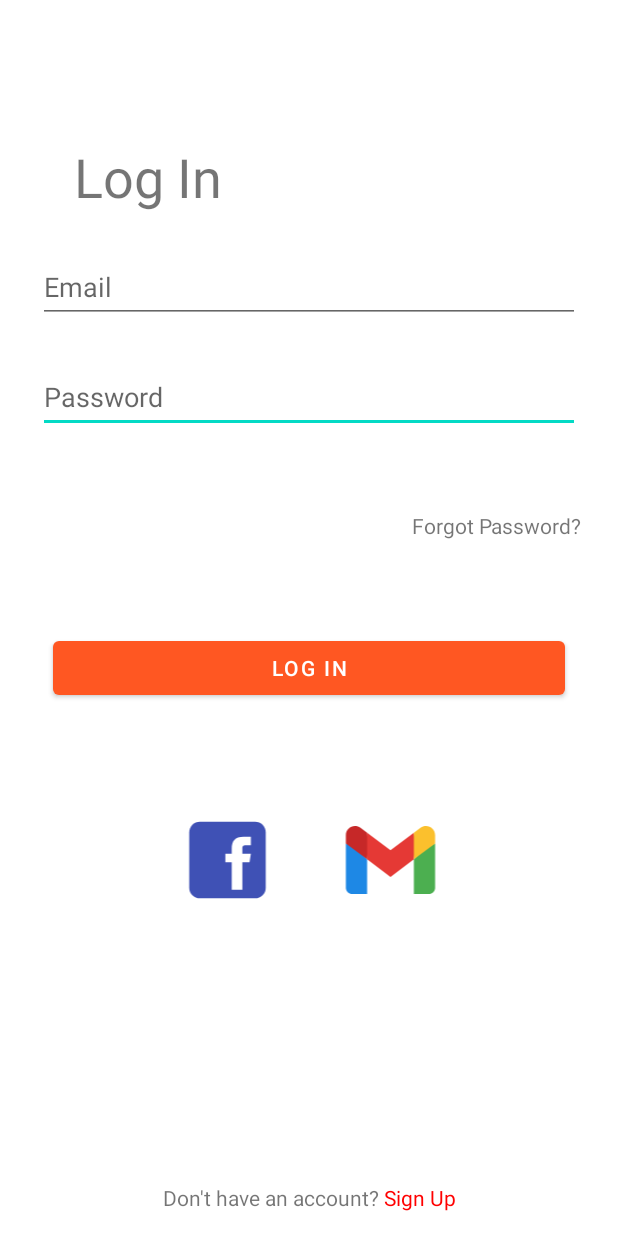
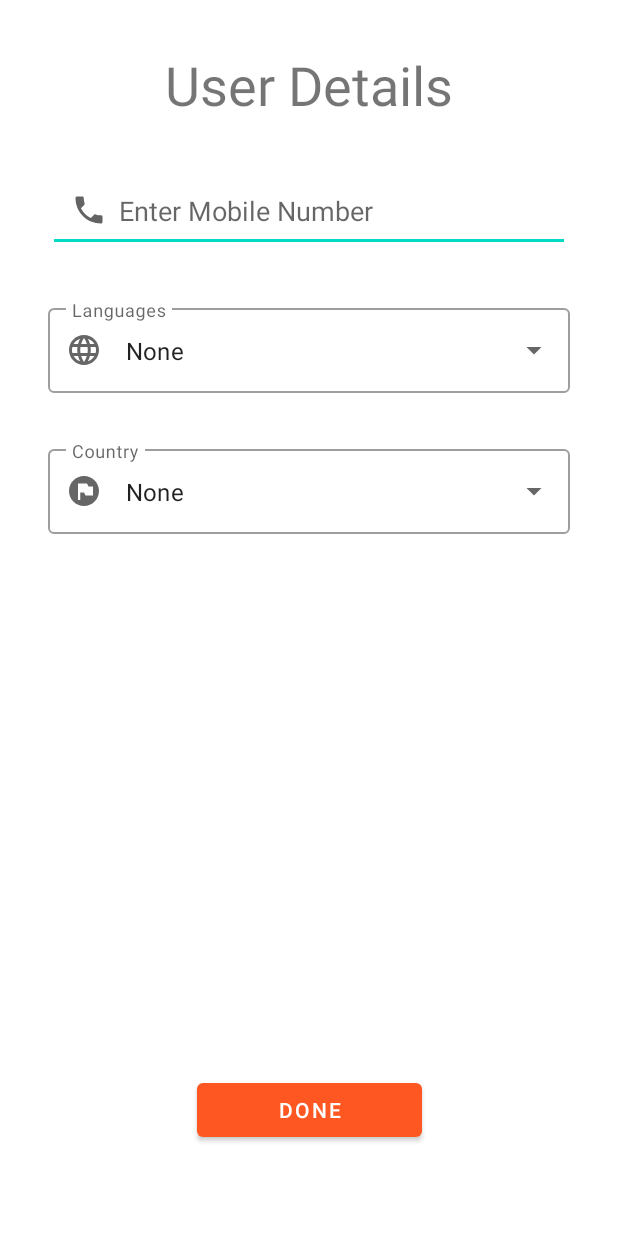
Before and after one commit to bhattshrey24/News-App-Using-Kotlin, an Android app: the screen it shows after launch (AuthenticationActivity before the commit, DetailsInputActivity after it), on a phone screen of 412 x 824 dp. Run offline under Robolectric (Android 15) with nearby library versions, the phone set to English and light mode, and no system bars.

Commit message:
added details Input page

```diff
--- a/app/src/main/java/com/example/newsappusingkotlin/AuthenticationActivity.kt
+++ b/app/src/main/java/com/example/newsappusingkotlin/AuthenticationActivity.kt
@@ -12,6 +12,7 @@ import com.google.firebase.auth.FirebaseAuth
 
 
 class AuthenticationActivity : AppCompatActivity() {
+
     private val binding: ActivityAuthenticationBinding by lazy {
         ActivityAuthenticationBinding.inflate(layoutInflater, null, false)
     }
--- /dev/null
+++ b/app/src/main/java/com/example/newsappusingkotlin/DetailsInputActivity.kt
@@ -0,0 +1,64 @@
+package com.example.newsappusingkotlin
+
+import android.os.Bundle
+import android.util.Log
+import android.widget.ArrayAdapter
+import androidx.appcompat.app.AppCompatActivity
+import com.example.newsappusingkotlin.databinding.ActivityDetailsInputBinding
+
+class DetailsInputActivity : AppCompatActivity() {
+
+    private val binding: ActivityDetailsInputBinding by lazy {
+        ActivityDetailsInputBinding.inflate(layoutInflater, null, false)
+    }
+
+    private lateinit var arrayAdapterForCountries: ArrayAdapter<String>
+    private lateinit var arrayAdapterForLanguages: ArrayAdapter<String>
+
+    private var selectedLanguage:String?="English"
+    private var selectedCountry:String?="India"
+
+    override fun onCreate(savedInstanceState: Bundle?) {
+        super.onCreate(savedInstanceState)
+        setContentView(binding.root)
+
+        setupDropDownMenus()
+
+        binding.buttonDetailsInputPage.setOnClickListener {
+            getInput(arrayAdapterForCountries, arrayAdapterForLanguages)
+        }
+
+    }
+
+    private fun setupDropDownMenus() {
+        val countries = resources.getStringArray(R.array.Countries)
+        val languages = resources.getStringArray(R.array.languages)
+        arrayAdapterForCountries =
+            ArrayAdapter(applicationContext, R.layout.dropdown_menu_item_for_lang, countries)
+        arrayAdapterForLanguages =
+            ArrayAdapter(applicationContext, R.layout.dropdown_menu_item_for_lang, languages)
+
+        binding.TvAutoCompleteForLanguage.setAdapter(arrayAdapterForLanguages)
+        binding.TvAutoCompleteForCountry.setAdapter(arrayAdapterForCountries)
+
+        binding.TvAutoCompleteForLanguage.setOnItemClickListener { adapterView, view, i, l ->
+            selectedLanguage = arrayAdapterForLanguages.getItem(i)
+            Log.d("Drop Down Menu", selectedLanguage.toString())
+        }
+
+        binding.TvAutoCompleteForCountry.setOnItemClickListener { adapterView, view, i, l ->
+            selectedCountry = arrayAdapterForCountries.getItem(i)
+            Log.d("Drop Down Menu", selectedCountry.toString())
+        }
+    }
+
+    private fun getInput(
+        arrayAdapterForCountries: ArrayAdapter<String>,
+        arrayAdapterForLanguages: ArrayAdapter<String>
+    ) {
+        // pass the selectedCountry and selectedLanguage to next page using bundle
+        val mobileNumber = binding.ETUsersMobileNumber.text
+        Log.d("Drop Down Menu", mobileNumber.toString())
+        // navigate to next screen
+    }
+}
--- a/app/src/main/java/com/example/newsappusingkotlin/SignUpFragment.kt
+++ b/app/src/main/java/com/example/newsappusingkotlin/SignUpFragment.kt
@@ -134,7 +134,6 @@ class SignUpFragment(myFragmentContainer: FrameLayout) : Fragment() {
                     //updateUI(user)
                 } else {
                     binding.signUpPageCircularProgressBar.visibility=View.GONE
-
                     Toast.makeText(
                         context, "Sign Up failed ${task.exception?.message} ",
                         Toast.LENGTH_LONG
--- a/app/src/main/java/com/example/newsappusingkotlin/SplashScreenActivity.kt
+++ b/app/src/main/java/com/example/newsappusingkotlin/SplashScreenActivity.kt
@@ -22,7 +22,6 @@ class SplashScreenActivity : AppCompatActivity() {
 
         //todo
         // put here the logic for pre loading stuff in cache(from the web/api) so that user don't have to wait again
-
 
         val sharedPreferences: SharedPreferences =
             getSharedPreferences(Constants.authSharedPrefKey, Context.MODE_PRIVATE)
--- a/app/src/main/java/com/example/newsappusingkotlin/data/models/User.kt
+++ b/app/src/main/java/com/example/newsappusingkotlin/data/models/User.kt
@@ -2,8 +2,10 @@ package com.example.newsappusingkotlin.data.models
 
 data class User(
     val id: String,// this is the id we get from firestore which well use to search for the user
+    val userEmail:String,
     val usersName: String,
     val nationality: String,// will take it while creating new user , will use this to show user only the news of his/her location in home tab
     val languagePreference:String,// will take it while creating new user
     val bookmarkedArticles: List<News>
+    // add userProfile pic property too since we are showing it in drawer
 )
--- /dev/null
+++ b/app/src/main/res/drawable/ic_flag_circular.xml
@@ -0,0 +1,5 @@
+<vector android:height="24dp" android:tint="#646363"
+    android:viewportHeight="24" android:viewportWidth="24"
+    android:width="24dp" xmlns:android="http://schemas.android.com/apk/res/android">
+    <path android:fillColor="@android:color/white" android:pathData="M12,2C6.48,2 2,6.48 2,12c0,5.52 4.48,10 10,10s10,-4.48 10,-10C22,6.48 17.52,2 12,2zM18,15h-5l-1,-2H9.5v5H8V7h6l1,2h3V15z"/>
+</vector>
--- /dev/null
+++ b/app/src/main/res/drawable/ic_language.xml
@@ -0,0 +1,5 @@
+<vector android:height="24dp" android:tint="#646363"
+    android:viewportHeight="24" android:viewportWidth="24"
+    android:width="24dp" xmlns:android="http://schemas.android.com/apk/res/android">
+    <path android:fillColor="@android:color/white" android:pathData="M11.99,2C6.47,2 2,6.48 2,12s4.47,10 9.99,10C17.52,22 22,17.52 22,12S17.52,2 11.99,2zM18.92,8h-2.95c-0.32,-1.25 -0.78,-2.45 -1.38,-3.56 1.84,0.63 3.37,1.91 4.33,3.56zM12,4.04c0.83,1.2 1.48,2.53 1.91,3.96h-3.82c0.43,-1.43 1.08,-2.76 1.91,-3.96zM4.26,14C4.1,13.36 4,12.69 4,12s0.1,-1.36 0.26,-2h3.38c-0.08,0.66 -0.14,1.32 -0.14,2 0,0.68 0.06,1.34 0.14,2L4.26,14zM5.08,16h2.95c0.32,1.25 0.78,2.45 1.38,3.56 -1.84,-0.63 -3.37,-1.9 -4.33,-3.56zM8.03,8L5.08,8c0.96,-1.66 2.49,-2.93 4.33,-3.56C8.81,5.55 8.35,6.75 8.03,8zM12,19.96c-0.83,-1.2 -1.48,-2.53 -1.91,-3.96h3.82c-0.43,1.43 -1.08,2.76 -1.91,3.96zM14.34,14L9.66,14c-0.09,-0.66 -0.16,-1.32 -0.16,-2 0,-0.68 0.07,-1.35 0.16,-2h4.68c0.09,0.65 0.16,1.32 0.16,2 0,0.68 -0.07,1.34 -0.16,2zM14.59,19.56c0.6,-1.11 1.06,-2.31 1.38,-3.56h2.95c-0.96,1.65 -2.49,2.93 -4.33,3.56zM16.36,14c0.08,-0.66 0.14,-1.32 0.14,-2 0,-0.68 -0.06,-1.34 -0.14,-2h3.38c0.16,0.64 0.26,1.31 0.26,2s-0.1,1.36 -0.26,2h-3.38z"/>
+</vector>
--- /dev/null
+++ b/app/src/main/res/drawable/ic_phone.xml
@@ -0,0 +1,5 @@
+<vector android:height="24dp" android:tint="#646363"
+    android:viewportHeight="24" android:viewportWidth="24"
+    android:width="24dp" xmlns:android="http://schemas.android.com/apk/res/android">
+    <path android:fillColor="@android:color/white" android:pathData="M6.62,10.79c1.44,2.83 3.76,5.14 6.59,6.59l2.2,-2.2c0.27,-0.27 0.67,-0.36 1.02,-0.24 1.12,0.37 2.33,0.57 3.57,0.57 0.55,0 1,0.45 1,1V20c0,0.55 -0.45,1 -1,1 -9.39,0 -17,-7.61 -17,-17 0,-0.55 0.45,-1 1,-1h3.5c0.55,0 1,0.45 1,1 0,1.25 0.2,2.45 0.57,3.57 0.11,0.35 0.03,0.74 -0.25,1.02l-2.2,2.2z"/>
+</vector>
--- /dev/null
+++ b/app/src/main/res/layout/activity_details_input.xml
@@ -0,0 +1,94 @@
+<?xml version="1.0" encoding="utf-8"?>
+<androidx.constraintlayout.widget.ConstraintLayout xmlns:android="http://schemas.android.com/apk/res/android"
+    xmlns:app="http://schemas.android.com/apk/res-auto"
+    xmlns:tools="http://schemas.android.com/tools"
+    android:layout_width="match_parent"
+    android:layout_height="match_parent"
+    tools:context=".DetailsInputActivity">
+
+    <Button
+        android:id="@+id/button_detailsInputPage"
+        android:layout_width="150dp"
+        android:layout_height="wrap_content"
+        android:text="Done"
+        android:layout_marginBottom="60dp"
+        app:layout_constraintBottom_toBottomOf="parent"
+        app:layout_constraintEnd_toEndOf="parent"
+        app:layout_constraintStart_toStartOf="parent" />
+
+
+    <EditText
+
+        android:id="@+id/ET_usersMobileNumber"
+        android:layout_width="match_parent"
+        android:layout_height="wrap_content"
+        android:layout_marginStart="32dp"
+        android:layout_marginTop="32dp"
+        android:layout_marginEnd="32dp"
+        android:ems="10"
+        android:hint="Enter Mobile Number"
+        android:drawablePadding="8dp"
+        android:drawableStart="@drawable/ic_phone"
+        android:inputType="phone"
+        android:padding="15dp"
+        app:layout_constraintStart_toStartOf="parent"
+        app:layout_constraintTop_toBottomOf="@+id/Tv_userDetailInputPage" />
+
+    <TextView
+        android:id="@+id/Tv_userDetailInputPage"
+        android:layout_width="wrap_content"
+        android:layout_height="wrap_content"
+        android:layout_marginTop="32dp"
+        android:text="User Details"
+        android:textSize="36sp"
+        app:layout_constraintEnd_toEndOf="parent"
+        app:layout_constraintStart_toStartOf="parent"
+        app:layout_constraintTop_toTopOf="parent" />
+
+    <com.google.android.material.textfield.TextInputLayout
+        style="@style/Widget.MaterialComponents.TextInputLayout.OutlinedBox.ExposedDropdownMenu"
+        android:layout_width="match_parent"
+        android:layout_height="wrap_content"
+        android:layout_marginStart="32dp"
+        android:layout_marginTop="32dp"
+        android:layout_marginEnd="32dp"
+        android:hint="Country"
+        app:layout_constraintEnd_toEndOf="parent"
+        app:layout_constraintStart_toStartOf="parent"
+        app:layout_constraintTop_toBottomOf="@+id/text_input_layout_for_lang"
+        app:startIconDrawable="@drawable/ic_flag_circular">
+
+        <AutoCompleteTextView
+            android:id="@+id/TvAutoCompleteForCountry"
+            android:layout_width="match_parent"
+            android:layout_height="match_parent"
+            android:layout_weight="1"
+            android:inputType="none"
+            android:text="None" />
+    </com.google.android.material.textfield.TextInputLayout>
+
+    <com.google.android.material.textfield.TextInputLayout
+        android:id="@+id/text_input_layout_for_lang"
+        style="@style/Widget.MaterialComponents.TextInputLayout.OutlinedBox.ExposedDropdownMenu"
+        android:layout_width="match_parent"
+        android:layout_height="wrap_content"
+        android:layout_marginStart="32dp"
+        android:layout_marginTop="32dp"
+        android:layout_marginEnd="32dp"
+        android:hint="Languages"
+        app:layout_constraintEnd_toEndOf="parent"
+        app:layout_constraintStart_toStartOf="parent"
+        app:layout_constraintTop_toBottomOf="@+id/ET_usersMobileNumber"
+        app:startIconDrawable="@drawable/ic_language">
+
+        <AutoCompleteTextView
+            android:id="@+id/TvAutoCompleteForLanguage"
+            android:layout_width="match_parent"
+            android:layout_height="match_parent"
+            android:layout_weight="1"
+            android:inputType="none"
+            android:text="None" />
+    </com.google.android.material.textfield.TextInputLayout>
+
+
+</androidx.constraintlayout.widget.ConstraintLayout>
--- /dev/null
+++ b/app/src/main/res/layout/dropdown_menu_item_for_lang.xml
@@ -0,0 +1,10 @@
+<TextView
+    xmlns:android="http://schemas.android.com/apk/res/android"
+    android:id="@+id/Tv_dropdownMenuForLang"
+    android:layout_width="match_parent"
+    android:layout_height="wrap_content"
+    android:text="Text"
+    android:textColor="@color/black"
+    android:textSize="16sp"
+    android:padding="8dp"
+   />
--- a/app/src/main/res/values/strings.xml
+++ b/app/src/main/res/values/strings.xml
@@ -2,4 +2,15 @@
     <string name="app_name">News App Using Kotlin</string>
     <!-- TODO: Remove or change this placeholder text -->
     <string name="hello_blank_fragment">Hello blank fragment</string>
+    <string-array name="languages">
+        <item>English</item>
+        <item>हिन्दी</item>
+        <item>日本語</item>
+    </string-array>
+    <string-array name="Countries">
+        <item>India</item>
+        <item>Japan</item>
+        <item>Europe</item>
+        <item>United States</item>
+    </string-array>
 </resources>
--- a/build.gradle
+++ b/build.gradle
@@ -6,7 +6,7 @@ buildscript {
 plugins {
     id 'com.android.application' version '7.1.2' apply false
     id 'com.android.library' version '7.1.2' apply false
-    id 'org.jetbrains.kotlin.android' version '1.6.10' apply false
+    id 'org.jetbrains.kotlin.android' version '1.6.20' apply false
 }
 
 task clean(type: Delete) {
```
Also changed, not shown: app/src/main/AndroidManifest.xml (+10 -6 lines), app/src/main/java/com/example/newsappusingkotlin/MainActivity.kt (+15 -9 lines).
